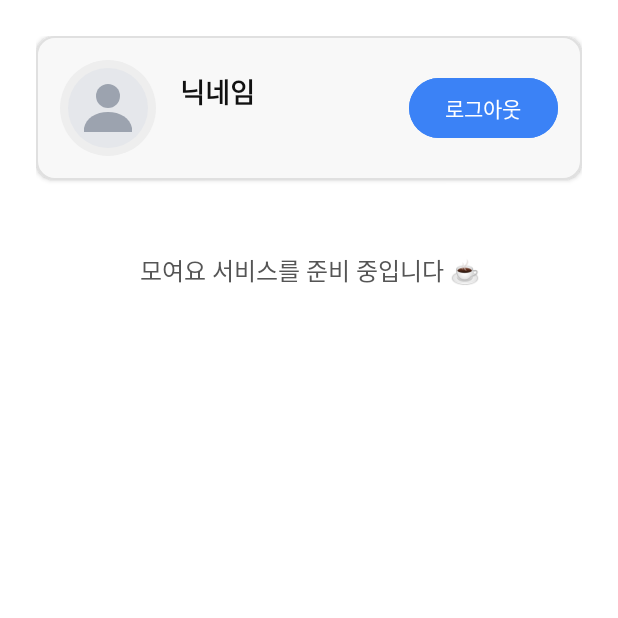
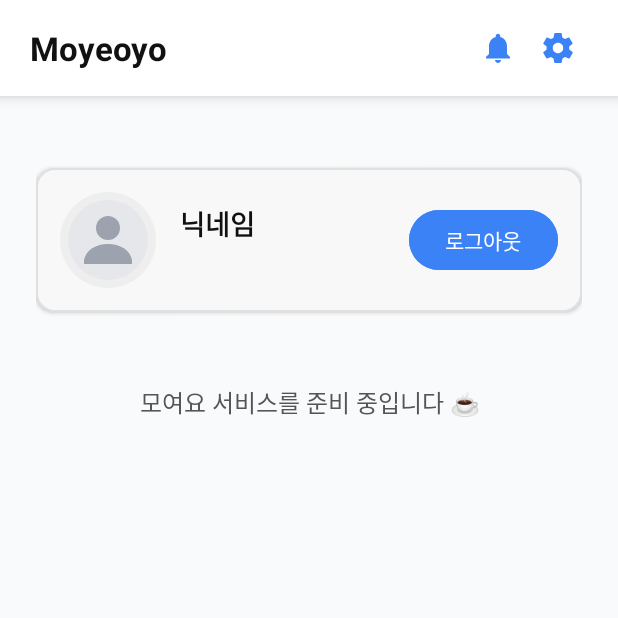
Before and after one commit to TPRPT/Moyeoyo, an Android app: the screen it shows after launch once a user with an empty profile is signed in (MainActivity), on a phone screen of 412 x 824 dp, the top half of it. Run offline under Robolectric (Android 15) with nearby library versions, the phone set to English and light mode, and no system bars; our stand-ins replace Firebase (no records; nobody signed in at launch, a user with empty details on screens opened directly); 1 statement that could not run was skipped.

Commit message:
Style: 메인 화면 및 로고 디자인 개선

```diff
--- a/app/src/main/java/com/moyeoyo/app/MainActivity.kt
+++ b/app/src/main/java/com/moyeoyo/app/MainActivity.kt
@@ -90,5 +90,9 @@ class MainActivity : AppCompatActivity() {
             startActivity(Intent(this, LoginActivity::class.java))
             finish()
         }
+
+
+        setSupportActionBar(findViewById(R.id.toolbar))
+
     }
 }
--- /dev/null
+++ b/app/src/main/res/drawable/ic_notification_bell.xml
@@ -0,0 +1,9 @@
+<vector xmlns:android="http://schemas.android.com/apk/res/android"
+    android:width="24dp"
+    android:height="24dp"
+    android:viewportWidth="24"
+    android:viewportHeight="24">
+    <path
+        android:fillColor="@android:color/black"
+        android:pathData="M12,22c1.1,0 2,-0.9 2,-2h-4c0,1.1 0.9,2 2,2zM18,16v-5c0,-3.07 -1.63,-5.64 -4.5,-6.32V4c0,-0.83 -0.67,-1.5 -1.5,-1.5S10.5,3.17 10.5,4v0.68C7.63,5.36 6,7.92 6,11v5l-1.7,1.7c-0.14,0.14 -0.3,0.3 -0.3,0.53V19h16v-0.77c0,-0.23 -0.16,-0.39 -0.3,-0.53L18,16z" />
+</vector>
--- /dev/null
+++ b/app/src/main/res/drawable/ic_settings_gear.xml
@@ -0,0 +1,42 @@
+<vector xmlns:android="http://schemas.android.com/apk/res/android"
+    android:width="24dp"
+    android:height="24dp"
+    android:viewportWidth="24"
+    android:viewportHeight="24">
+
+    <!-- Material 설정(기어) 아이콘 -->
+    <path
+        android:fillColor="@android:color/black"
+        android:pathData="
+            M19.43,12.98
+            c0.04,-0.32 0.07,-0.65 0.07,-0.98
+            s-0.02,-0.66 -0.07,-0.98
+            l2.11,-1.65
+            c0.19,-0.15 0.24,-0.42 0.12,-0.64
+            l-2,-3.46
+            c-0.12,-0.21 -0.37,-0.3 -0.6,-0.22
+            l-2.49,1
+            c-0.52,-0.4 -1.08,-0.73 -1.69,-0.98
+            L14.5,2.5
+            c-0.03,-0.24 -0.24,-0.43 -0.49,-0.43h-4.02
+            c-0.25,0 -0.46,0.18 -0.49,0.43L9,5.09
+            C8.39,5.34 7.83,5.67 7.31,6.07
+            l-2.49,-1
+            c-0.23,-0.09 -0.48,0.01 -0.6,0.22l-2,3.46
+            c-0.12,0.22 -0.07,0.49 0.12,0.64l2.11,1.65
+            c-0.05,0.32 -0.08,0.65 -0.08,0.98
+            s0.03,0.66 0.08,0.98l-2.11,1.65
+            c-0.19,0.15 -0.24,0.42 -0.12,0.64l2,3.46
+            c0.12,0.21 0.37,0.3 0.6,0.22l2.49,-1
+            c0.52,0.4 1.08,0.73 1.69,0.98l0.5,2.59
+            c0.03,0.24 0.24,0.43 0.49,0.43h4.02
+            c0.25,0 0.46,-0.18 0.49,-0.43l0.5,-2.59
+            c0.61,-0.25 1.17,-0.58 1.69,-0.98l2.49,1
+            c0.23,0.09 0.48,-0.01 0.6,-0.22l2,-3.46
+            c0.12,-0.22 0.07,-0.49 -0.12,-0.64l-2.11,-1.65z
+            M12,15.5
+            c-1.93,0 -3.5,-1.57 -3.5,-3.5
+            s1.57,-3.5 3.5,-3.5
+            s3.5,1.57 3.5,3.5
+            s-1.57,3.5 -3.5,3.5z" />
+</vector>
--- a/app/src/main/res/layout/activity_main.xml
+++ b/app/src/main/res/layout/activity_main.xml
@@ -1,14 +1,70 @@
 <?xml version="1.0" encoding="utf-8"?>
 <LinearLayout xmlns:android="http://schemas.android.com/apk/res/android"
+    xmlns:app="http://schemas.android.com/apk/res-auto"
     xmlns:tools="http://schemas.android.com/tools"
     android:layout_width="match_parent"
     android:layout_height="match_parent"
     android:orientation="vertical"
-    android:background="#FFFFFF"
-    android:padding="24dp"
+    android:background="#F9FAFB"
     tools:context=".MainActivity">
 
-    <!-- 🔹 사용자 프로필 카드 -->
+    <!-- 🌟 커스텀 앱바 -->
+    <LinearLayout
+        android:id="@+id/custom_appbar"
+        android:layout_width="match_parent"
+        android:layout_height="64dp"
+        android:orientation="horizontal"
+        android:paddingHorizontal="20dp"
+        android:gravity="center_vertical"
+        android:background="#FFFFFF"
+        android:elevation="6dp">
+
+        <!-- 앱 이름 -->
+        <TextView
+            android:id="@+id/appbar_title"
+            android:layout_width="0dp"
+            android:layout_height="wrap_content"
+            android:layout_weight="1"
+            android:text="Moyeoyo"
+            android:textColor="#111"
+            android:textSize="22sp"
+            android:textStyle="bold" />
+
+        <!-- 알림 버튼 -->
+        <ImageButton
+            android:id="@+id/btn_notifications"
+            android:layout_width="40dp"
+            android:layout_height="40dp"
+            android:background="?attr/selectableItemBackgroundBorderless"
+            android:padding="8dp"
+            android:src="@drawable/ic_notification_bell"
+            android:contentDescription="알림"
+            android:tint="#3B82F6" />
+
+        <!-- 설정 버튼 -->
+        <ImageButton
+            android:id="@+id/btn_settings"
+            android:layout_width="40dp"
+            android:layout_height="40dp"
+            android:background="?attr/selectableItemBackgroundBorderless"
+            android:padding="8dp"
+            android:src="@drawable/ic_settings_gear"
+            android:contentDescription="설정"
+            android:tint="#3B82F6" />
+    </LinearLayout>
+
+    <!-- 🔹 본문 -->
+    <ScrollView
+        android:layout_width="match_parent"
+        android:layout_height="match_parent"
+        android:padding="24dp">
+
+        <LinearLayout
+            android:layout_width="match_parent"
+            android:layout_height="wrap_content"
+            android:orientation="vertical">
+
+            <!-- 🔹 프로필 카드 -->
             <LinearLayout
                 android:id="@+id/profile_card"
                 android:layout_width="match_parent"
@@ -17,7 +73,8 @@
                 android:padding="16dp"
                 android:background="@drawable/bg_input_field"
                 android:elevation="2dp"
-        android:gravity="center_vertical">
+                android:gravity="center_vertical"
+                android:layout_marginTop="24dp">
 
                 <ImageView
                     android:id="@+id/profile_image"
@@ -63,7 +120,7 @@
                     android:backgroundTint="#3B82F6" />
             </LinearLayout>
 
-    <!-- 🔹 본문 (임시 안내) -->
+            <!-- 🔹 안내 문구 -->
             <TextView
                 android:layout_width="match_parent"
                 android:layout_height="wrap_content"
@@ -74,3 +131,5 @@
                 android:layout_marginTop="48dp" />
 
         </LinearLayout>
+    </ScrollView>
+</LinearLayout>
```
Also changed, not shown: app/src/main/res/drawable/bg_logo_card.xml (added, +20 -0 lines), app/src/main/res/drawable/ic_google_logo.xml (+15 -7 lines), app/src/main/res/drawable/ic_moyeoyo_logo.xml (added, +16 -0 lines), app/src/main/res/layout/activity_login.xml (+17 -6 lines). Lines whose indentation alone changed are shown as unchanged.
